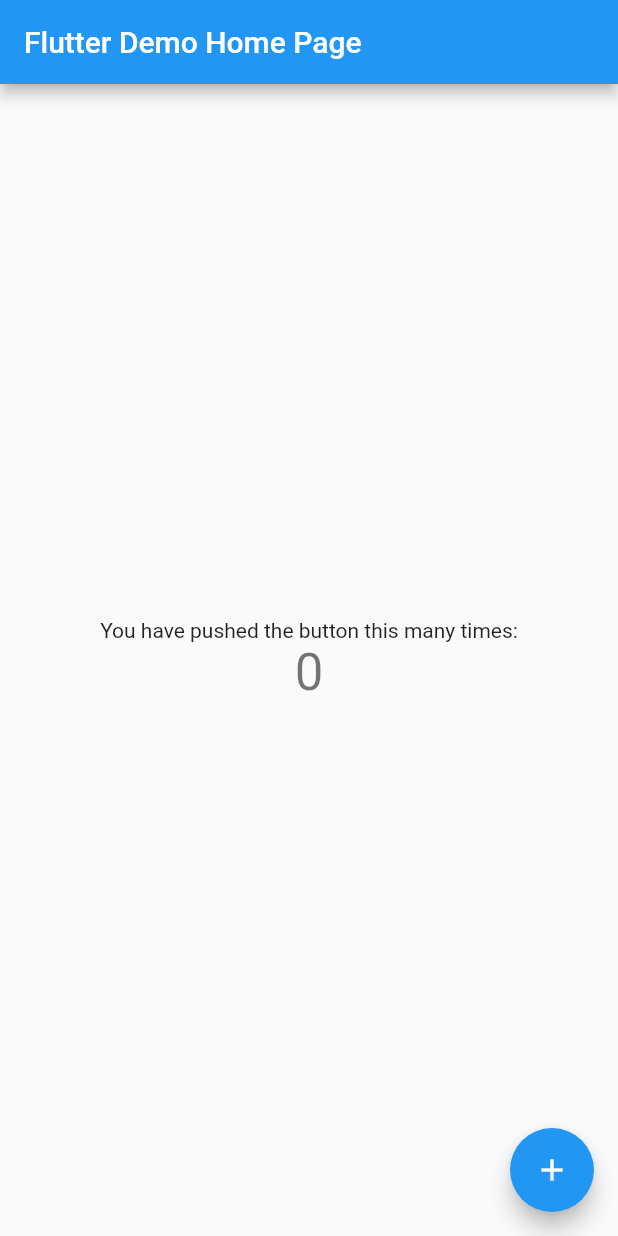
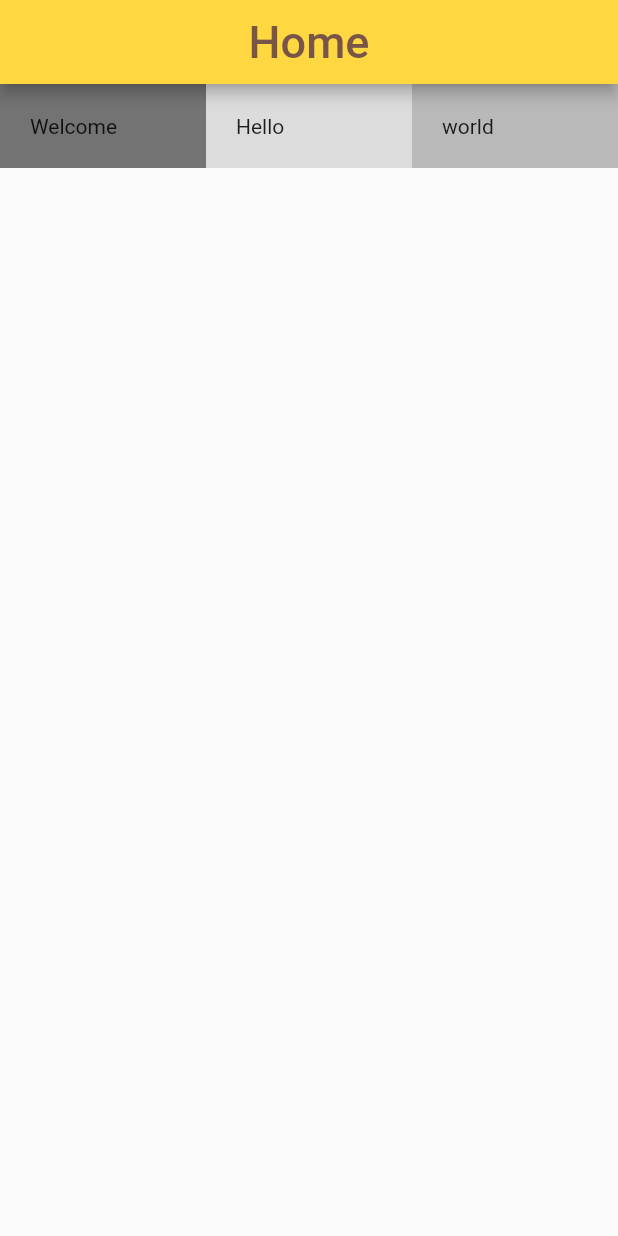
Before and after one commit to MohammadRakib/flutter_practice_app_2, a Flutter app: the screen it shows after launch, on a phone screen of 412 x 824 dp. Run offline on Flutter 3.47's test engine with Material 2 defaults, Android fonts, the phone set to English and light mode, and no system bars.

Commit message:
row, container, expanded

```diff
--- a/lib/main.dart
+++ b/lib/main.dart
@@ -1,115 +1,79 @@
+import 'package:flutter/cupertino.dart';
 import 'package:flutter/material.dart';
 
 void main() {
-  runApp(const MyApp());
+  runApp(MaterialApp(
+    home: Home(),
+  ));
 }
 
-class MyApp extends StatelessWidget {
-  const MyApp({Key? key}) : super(key: key);
-
-  // This widget is the root of your application.
+class Home extends StatelessWidget {
   @override
   Widget build(BuildContext context) {
-    return MaterialApp(
-      title: 'Flutter Demo',
-      theme: ThemeData(
-        // This is the theme of your application.
-        //
-        // Try running your application with "flutter run". You'll see the
-        // application has a blue toolbar. Then, without quitting the app, try
-        // changing the primarySwatch below to Colors.green and then invoke
-        // "hot reload" (press "r" in the console where you ran "flutter run",
-        // or simply save your changes to "hot reload" in a Flutter IDE).
-        // Notice that the counter didn't reset back to zero; the application
-        // is not restarted.
-        primarySwatch: Colors.blue,
+    return Scaffold(
+      appBar: AppBar(
+        title: const Center(
+          child: Text(
+            'Home',
+            style: TextStyle(
+              color: Colors.brown,
+              fontSize: 30.0,
+            ),
+          ),
+        ),
+        backgroundColor: Colors.amberAccent,
       ),
-      home: const MyHomePage(title: 'Flutter Demo Home Page'),
+      // body: Container(
+      //     child: Text('welcome'),
+      //     padding: EdgeInsets.all(20.0),
+      //     margin: EdgeInsets.all(20.0),
+      //     color: Colors.black26,
+      // ),
+
+      body: Row(
+        // mainAxisAlignment: MainAxisAlignment.spaceEvenly,
+        // crossAxisAlignment: CrossAxisAlignment.start,
+        // children: [
+        //   Container(
+        //     child: Text('welcome'),
+        //     padding: EdgeInsets.all(20.0),
+        //     color: Colors.black26,
+        //   ),
+        //   Container(
+        //     child: Text('Hello'),
+        //     padding: EdgeInsets.all(20.0),
+        //     color: Colors.black12,
+        //   ),
+        //   Container(
+        //     child: Text('world'),
+        //     padding: EdgeInsets.all(20.0),
+        //     color: Colors.black54,
+        //   ),
+        // ],
+
+        children: [Expanded(
+          child: Container(
+            child: const Text('Welcome'),
+            color: Colors.black54,
+            padding: const EdgeInsets.all(20.0),
+          ),
+        ),
+          Expanded(
+            child: Container(
+              child: const Text('Hello'),
+              color: Colors.black12,
+              padding: const EdgeInsets.all(20.0),
+            ),
+          ),
+          Expanded(
+            child: Container(
+              child: const Text('world'),
+              color: Colors.black26,
+              padding: const EdgeInsets.all(20.0),
+            ),
+          ),
+        ],
+      ),
     );
   }
 }
-
-class MyHomePage extends StatefulWidget {
-  const MyHomePage({Key? key, required this.title}) : super(key: key);
-
-  // This widget is the home page of your application. It is stateful, meaning
-  // that it has a State object (defined below) that contains fields that affect
-  // how it looks.
-
-  // This class is the configuration for the state. It holds the values (in this
-  // case the title) provided by the parent (in this case the App widget) and
-  // used by the build method of the State. Fields in a Widget subclass are
-  // always marked "final".
-
-  final String title;
-
-  @override
-  State<MyHomePage> createState() => _MyHomePageState();
-}
-
-class _MyHomePageState extends State<MyHomePage> {
-  int _counter = 0;
-
-  void _incrementCounter() {
-    setState(() {
-      // This call to setState tells the Flutter framework that something has
-      // changed in this State, which causes it to rerun the build method below
-      // so that the display can reflect the updated values. If we changed
-      // _counter without calling setState(), then the build method would not be
-      // called again, and so nothing would appear to happen.
-      _counter++;
-    });
-  }
-
-  @override
-  Widget build(BuildContext context) {
-    // This method is rerun every time setState is called, for instance as done
-    // by the _incrementCounter method above.
-    //
-    // The Flutter framework has been optimized to make rerunning build methods
-    // fast, so that you can just rebuild anything that needs updating rather
-    // than having to individually change instances of widgets.
-    return Scaffold(
-      appBar: AppBar(
-        // Here we take the value from the MyHomePage object that was created by
-        // the App.build method, and use it to set our appbar title.
-        title: Text(widget.title),
-      ),
-      body: Center(
-        // Center is a layout widget. It takes a single child and positions it
-        // in the middle of the parent.
-        child: Column(
-          // Column is also a layout widget. It takes a list of children and
-          // arranges them vertically. By default, it sizes itself to fit its
-          // children horizontally, and tries to be as tall as its parent.
-          //
-          // Invoke "debug painting" (press "p" in the console, choose the
-          // "Toggle Debug Paint" action from the Flutter Inspector in Android
-          // Studio, or the "Toggle Debug Paint" command in Visual Studio Code)
-          // to see the wireframe for each widget.
-          //
-          // Column has various properties to control how it sizes itself and
-          // how it positions its children. Here we use mainAxisAlignment to
-          // center the children vertically; the main axis here is the vertical
-          // axis because Columns are vertical (the cross axis would be
-          // horizontal).
-          mainAxisAlignment: MainAxisAlignment.center,
-          children: <Widget>[
-            const Text(
-              'You have pushed the button this many times:',
-            ),
-            Text(
-              '$_counter',
-              style: Theme.of(context).textTheme.headline4,
-            ),
-          ],
-        ),
-      ),
-      floatingActionButton: FloatingActionButton(
-        onPressed: _incrementCounter,
-        tooltip: 'Increment',
-        child: const Icon(Icons.add),
-      ), // This trailing comma makes auto-formatting nicer for build methods.
-    );
-  }
-}
```
